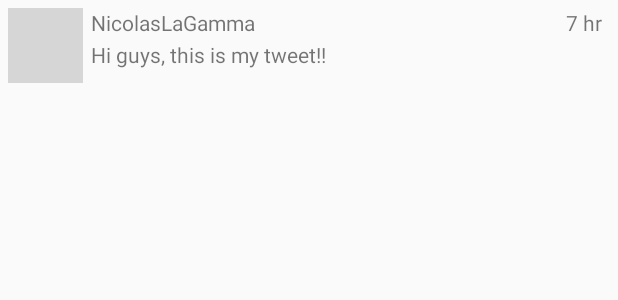
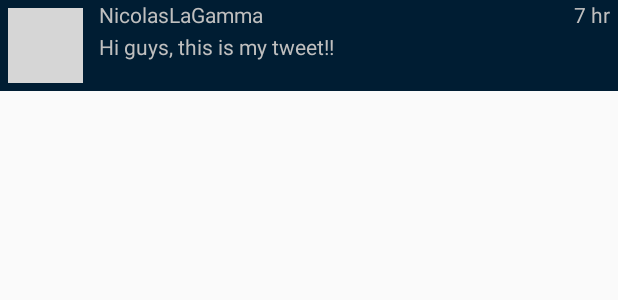
Before and after one commit to kathlynk/SimpleTweet-11, an Android app: the layout item_tweet.xml on its own in the app's theme, with its tools: preview values and no code run, on a phone screen of 412 x 824 dp. Shown: the top 300 px of the screen. Run offline under Robolectric (Android 15) with nearby library versions, the phone set to English and light mode, and no system bars; grey boxes are pictures that could not be loaded.

```diff
--- a/app/src/main/java/com/codepath/apps/restclienttemplate/TwitterClient.java
+++ b/app/src/main/java/com/codepath/apps/restclienttemplate/TwitterClient.java
@@ -48,6 +48,7 @@ public class TwitterClient extends OAuthBaseClient {
 		RequestParams params = new RequestParams();
 		params.put("count", 25);
 		params.put("since_id", 1);
+		params.put("tweet_mode", "extended");
 		client.get(apiUrl, params, handler);
 	}
 	public void getNextPageOfTweets(JsonHttpResponseHandler handler, long maxId) {
@@ -56,6 +57,7 @@ public class TwitterClient extends OAuthBaseClient {
 		RequestParams params = new RequestParams();
 		params.put("count", 25);
 		params.put("max_id", maxId);
+		params.put("tweet_mode", "extended");
 		client.get(apiUrl, params, handler);
 	}
 
--- a/app/src/main/java/com/codepath/apps/restclienttemplate/models/User.java
+++ b/app/src/main/java/com/codepath/apps/restclienttemplate/models/User.java
@@ -2,7 +2,9 @@ package com.codepath.apps.restclienttemplate.models;
 
 import org.json.JSONException;
 import org.json.JSONObject;
+import org.parceler.Parcel;
 
+@Parcel
 public class User {
 
     public String name;
--- a/app/src/main/res/layout/item_tweet.xml
+++ b/app/src/main/res/layout/item_tweet.xml
@@ -1,10 +1,13 @@
-<?xml version="1.0" encoding="utf-8"?>
-<RelativeLayout xmlns:android="http://schemas.android.com/apk/res/android"
+<layout xmlns:android="http://schemas.android.com/apk/res/android"
     xmlns:app="http://schemas.android.com/apk/res-auto"
-    xmlns:tools="http://schemas.android.com/tools"
+    xmlns:tools="http://schemas.android.com/tools">
+
+    <RelativeLayout
+        android:id="@+id/container"
         android:layout_width="match_parent"
         android:layout_height="wrap_content"
-    android:layout_margin="5dp">
+        android:orientation="vertical"
+        android:background="#001D33">
 
         <ImageView
             android:id="@+id/ivProfileImage"
@@ -12,8 +15,8 @@
             android:layout_height="50dp"
             android:layout_alignParentStart="true"
             android:layout_alignParentTop="true"
-        android:layout_marginStart="0dp"
-        android:layout_marginTop="0dp"
+            android:transitionName="profileImage"
+            android:layout_margin="5dp"
             tools:srcCompat="@tools:sample/avatars" />
 
         <TextView
@@ -24,6 +27,7 @@
             android:layout_marginStart="5dp"
             android:layout_marginTop="0dp"
             android:layout_toEndOf="@+id/ivProfileImage"
+            android:textColor="#BFBFBF"
             tools:text="NicolasLaGamma" />
 
         <TextView
@@ -35,6 +39,7 @@
             android:layout_marginTop="2dp"
             android:layout_toEndOf="@+id/ivProfileImage"
             tools:text="Hi guys, this is my tweet!!"
+            android:textColor="#BFBFBF"
             android:autoLink="all"
             android:linksClickable="true" />
 
@@ -46,5 +51,7 @@
             android:layout_alignParentEnd="true"
             android:layout_marginTop="0dp"
             android:layout_marginEnd="5dp"
+            android:textColor="#BFBFBF"
             tools:text="7 hr" />
     </RelativeLayout>
+</layout>
```
Also changed, not shown: app/build.gradle (+12 -2 lines), app/src/main/AndroidManifest.xml (+4 -3 lines), app/src/main/java/com/codepath/apps/restclienttemplate/DetailActivity.java (added, +34 -0 lines), app/src/main/java/com/codepath/apps/restclienttemplate/TweetsAdapter.java (+25 -1 lines), app/src/main/java/com/codepath/apps/restclienttemplate/models/Tweet.java (+9 -1 lines), app/src/main/res/drawable/divider.xml (added, +8 -0 lines), app/src/main/res/layout/activity_detail.xml (added, +74 -0 lines). Lines whose indentation alone changed are shown as unchanged.
